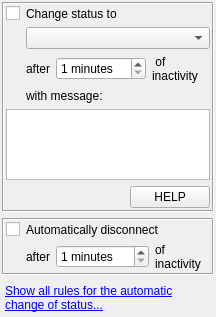
Above: src/plugins/autostatus/autostatusoptionswidget2.ui from xnamed/vacuum-im before the change. Below: the same form after it.
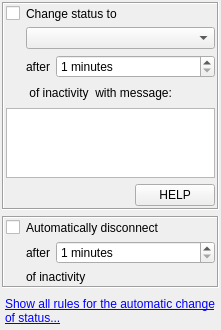
That is the form after the change.

Diff of the .ui file:
```diff
--- a/src/plugins/autostatus/autostatusoptionswidget2.ui
+++ b/src/plugins/autostatus/autostatusoptionswidget2.ui
@@ -6,8 +6,8 @@
    <rect>
     <x>0</x>
     <y>0</y>
-    <width>216</width>
-    <height>317</height>
+    <width>221</width>
+    <height>330</height>
    </rect>
   </property>
   <property name="sizePolicy">
@@ -16,7 +16,7 @@
     <verstretch>0</verstretch>
    </sizepolicy>
   </property>
-  <layout class="QVBoxLayout" name="verticalLayout">
+  <layout class="QVBoxLayout" name="verticalLayout_2">
    <property name="leftMargin">
     <number>2</number>
    </property>
@@ -119,16 +119,6 @@
             </property>
            </widget>
           </item>
-          <item>
-           <widget class="QLabel" name="label_3">
-            <property name="text">
-             <string> of inactivity </string>
-            </property>
-            <property name="wordWrap">
-             <bool>true</bool>
-            </property>
-           </widget>
-          </item>
          </layout>
         </item>
         <item row="3" column="1">
@@ -140,7 +130,7 @@
            </sizepolicy>
           </property>
           <property name="text">
-           <string>with message:</string>
+           <string> of inactivity  with message:</string>
           </property>
           <property name="wordWrap">
            <bool>true</bool>
@@ -209,7 +199,7 @@
      <property name="frameShadow">
       <enum>QFrame::Sunken</enum>
      </property>
-     <layout class="QVBoxLayout" name="verticalLayout_4">
+     <layout class="QVBoxLayout" name="verticalLayout">
       <property name="leftMargin">
        <number>2</number>
       </property>
@@ -275,24 +265,15 @@
             </property>
            </widget>
           </item>
-          <item>
-           <widget class="QLabel" name="lblOfflineInactive">
-            <property name="sizePolicy">
-             <sizepolicy hsizetype="Preferred" vsizetype="Preferred">
-              <horstretch>0</horstretch>
-              <verstretch>0</verstretch>
-             </sizepolicy>
-            </property>
-            <property name="text">
-             <string>of inactivity</string>
-            </property>
-            <property name="wordWrap">
-             <bool>true</bool>
-            </property>
-           </widget>
-          </item>
          </layout>
         </item>
+        <item row="2" column="1">
+         <widget class="QLabel" name="lblOfflineInactive">
+          <property name="text">
+           <string>of inactivity</string>
+          </property>
+         </widget>
+        </item>
        </layout>
       </item>
      </layout>
```
